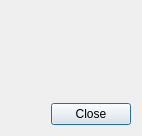
This is epipy/ui/aboutdialog.ui in ckaus/EpiPy as Qt 5 draws it before an edit. The edited form follows.
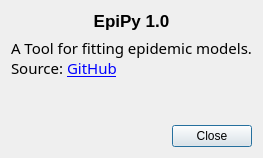
This is the edited form.

Commit message: add message box to clear button

```diff
--- a/epipy/ui/aboutdialog.ui
+++ b/epipy/ui/aboutdialog.ui
@@ -33,7 +33,7 @@
       </font>
      </property>
      <property name="text">
-      <string/>
+      <string>EpiPy 1.0</string>
      </property>
      <property name="alignment">
       <set>Qt::AlignCenter</set>
@@ -63,7 +63,7 @@
       <number>1</number>
      </property>
      <property name="text">
-      <string/>
+      <string>A Tool for fitting epidemic models.&lt;br /&gt;Source: &lt;a href=&quot;https://github.com/ckaus/EpiPy&quot;&gt;GitHub&lt;/a&gt;</string>
      </property>
      <property name="textFormat">
       <enum>Qt::RichText</enum>
```
The commit also changes 4 other files.
